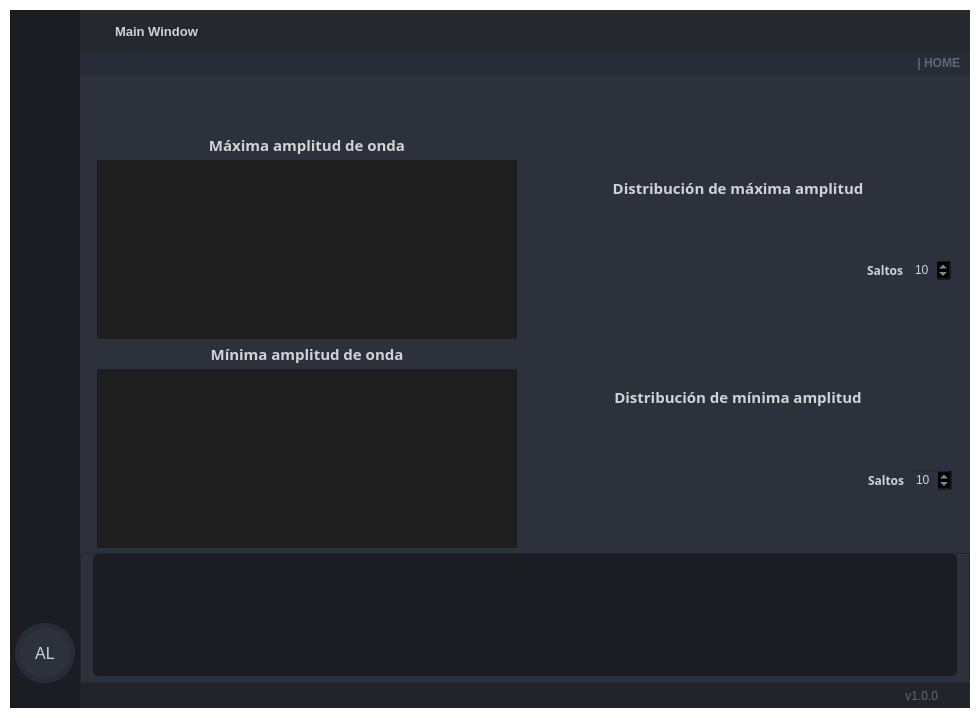
dariolggomez/HEATS-BOARD, file visuals/GUI_BASE.ui: the form before one commit.
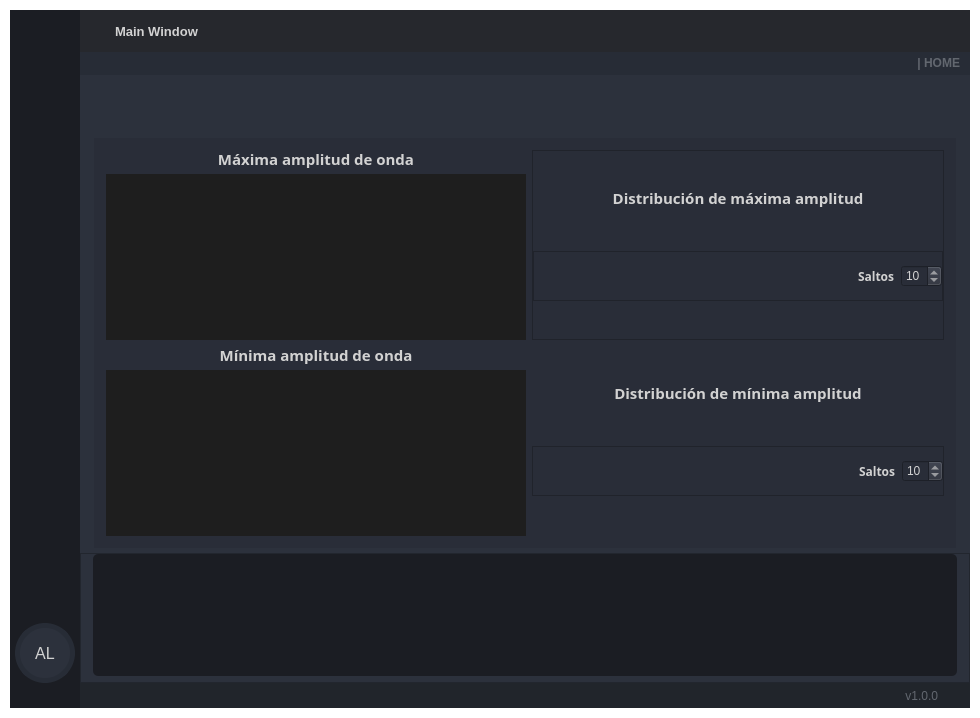
The form after the commit. Icons and pictures are not drawn.

Commit message: created panel buttons

```diff
--- a/visuals/GUI_BASE.ui
+++ b/visuals/GUI_BASE.ui
@@ -1637,13 +1637,13 @@
                   <widget class="QWidget" name="page_nodes_centre">
                    <layout class="QVBoxLayout" name="verticalLayout_26">
                     <property name="leftMargin">
-                     <number>0</number>
+                     <number>12</number>
                     </property>
                     <property name="topMargin">
                      <number>0</number>
                     </property>
                     <property name="rightMargin">
-                     <number>0</number>
+                     <number>12</number>
                     </property>
                     <property name="bottomMargin">
                      <number>0</number>
@@ -2560,19 +2560,22 @@
                   </widget>
                   <widget class="QWidget" name="page_info_panel">
                    <layout class="QVBoxLayout" name="verticalLayout_38">
+                    <property name="spacing">
+                     <number>8</number>
+                    </property>
                     <property name="leftMargin">
-                     <number>12</number>
+                     <number>9</number>
                     </property>
                     <property name="topMargin">
                      <number>0</number>
                     </property>
                     <property name="rightMargin">
-                     <number>12</number>
+                     <number>9</number>
                     </property>
                     <property name="bottomMargin">
                      <number>0</number>
                     </property>
-                    <item>
+                    <item alignment="Qt::AlignLeft">
                      <widget class="QFrame" name="panel_top_menu">
                       <property name="minimumSize">
                        <size>
@@ -2586,51 +2589,66 @@
                         <height>50</height>
                        </size>
                       </property>
+                      <property name="styleSheet">
+                       <string notr="true"/>
+                      </property>
                       <property name="frameShape">
-                       <enum>QFrame::StyledPanel</enum>
+                       <enum>QFrame::NoFrame</enum>
                       </property>
                       <property name="frameShadow">
                        <enum>QFrame::Raised</enum>
                       </property>
+                      <property name="lineWidth">
+                       <number>1</number>
+                      </property>
                       <layout class="QHBoxLayout" name="panel_top_layout">
                        <property name="spacing">
-                        <number>0</number>
+                        <number>8</number>
                        </property>
                        <property name="leftMargin">
-                        <number>0</number>
+                        <number>4</number>
                        </property>
                        <property name="topMargin">
-                        <number>0</number>
+                        <number>4</number>
                        </property>
                        <property name="rightMargin">
-                        <number>0</number>
+                        <number>4</number>
                        </property>
                        <property name="bottomMargin">
-                        <number>0</number>
+                        <number>4</number>
                        </property>
                       </layout>
                      </widget>
                     </item>
                     <item>
                      <widget class="QFrame" name="frame_panel_stacked_widget">
+                      <property name="styleSheet">
+                       <string notr="true">background-color: rgb(41, 45, 56);</string>
+                      </property>
                       <property name="frameShape">
                        <enum>QFrame::NoFrame</enum>
                       </property>
                       <property name="frameShadow">
                        <enum>QFrame::Raised</enum>
                       </property>
+                      <property name="lineWidth">
+                       <number>1</number>
+                      </property>
                       <layout class="QVBoxLayout" name="verticalLayout_10">
+                       <property name="spacing">
+                        <number>8</number>
+                       </property>
                        <property name="leftMargin">
-                        <number>0</number>
+                        <number>12</number>
                        </property>
                        <property name="topMargin">
-                        <number>0</number>
+                        <number>12</number>
                        </property>
                        <property name="rightMargin">
-                        <number>0</number>
+                        <number>12</number>
                        </property>
                        <property name="bottomMargin">
-                        <number>0</number>
+                        <number>12</number>
                        </property>
                        <item>
                         <widget class="QStackedWidget" name="panel_stacked_widget">
```
The commit also changes 3 other files.
